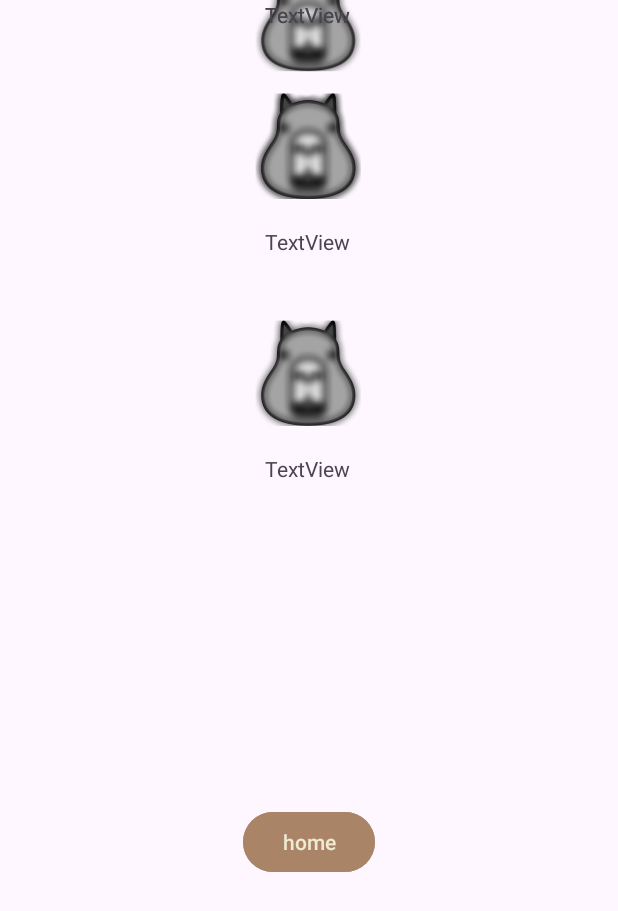
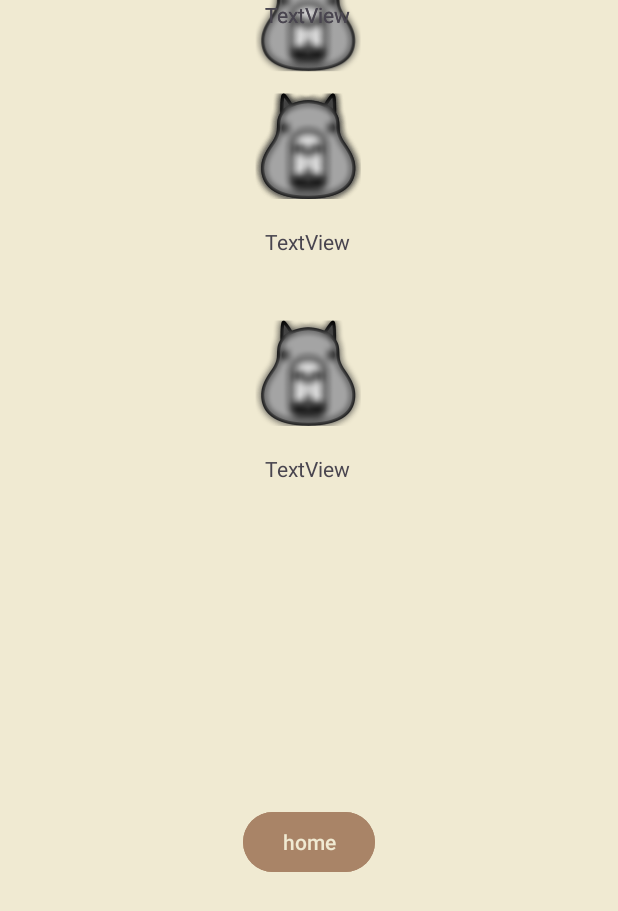
Before and after one commit to Android-Dev-11th/capybaraMeditation, an Android app: the AccomplishmentActivity screen opened directly, with no data from a screen before it, on a phone screen of 412 x 824 dp. Shown: the top 911 px of the screen. Run offline under Robolectric (Android 15) with nearby library versions, the light colour scheme and no system bars.

Commit message:
day 5: accomplishments layout

```diff
--- a/app/src/main/res/layout/activity_accomplishment.xml
+++ b/app/src/main/res/layout/activity_accomplishment.xml
@@ -4,7 +4,9 @@
     xmlns:tools="http://schemas.android.com/tools"
     android:id="@+id/layout"
     android:layout_width="match_parent"
-    android:layout_height="match_parent">
+    android:layout_height="match_parent"
+    android:background="#F0EAD2">
+
 
     <Button
         android:id="@+id/back2"
```
